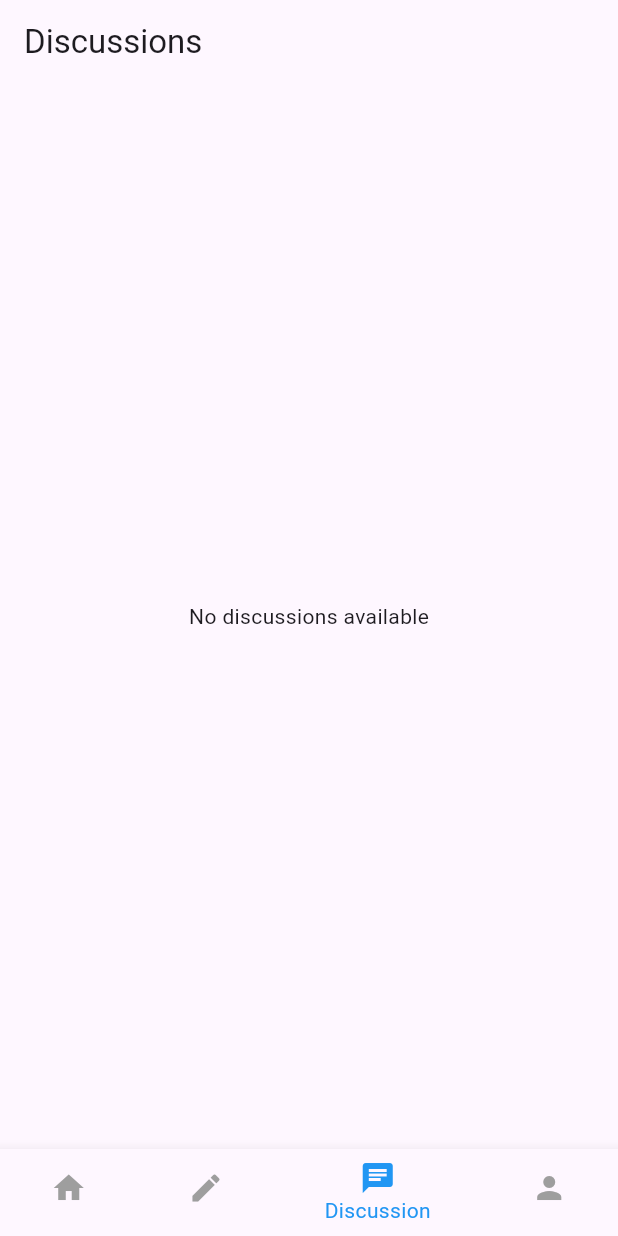
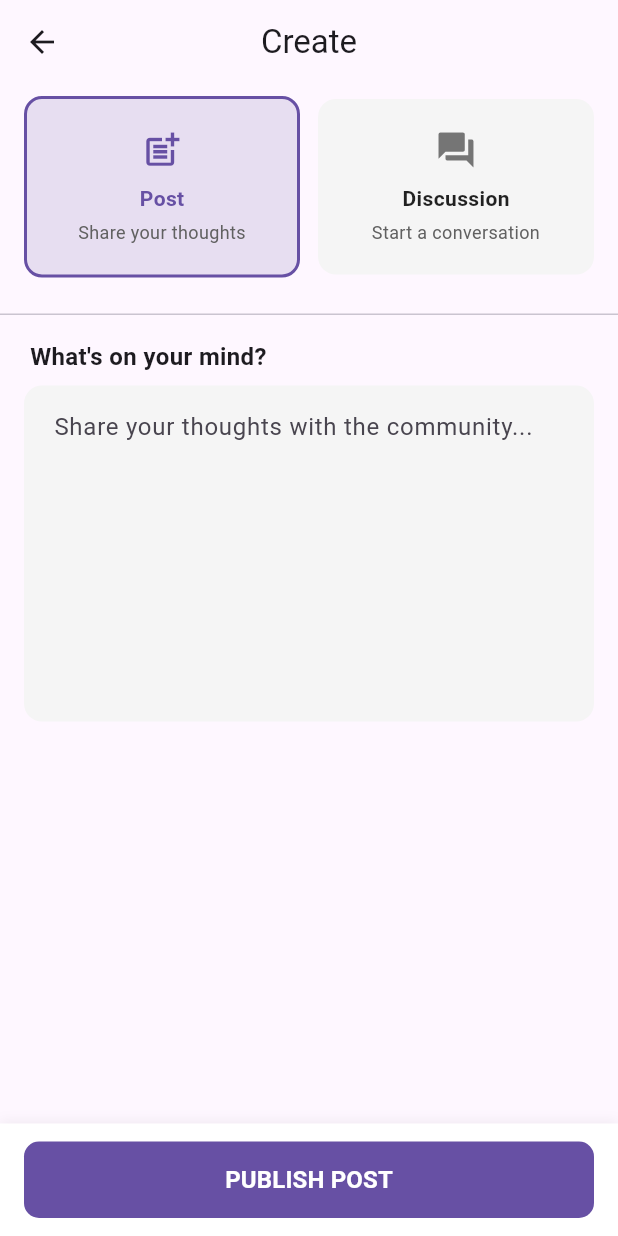
Before and after one commit to vojtechtomasek/ai_social_network, a Flutter app: the screen it shows once a user with an empty profile is signed in, item 3 of the bottom bar chosen, on a phone screen of 412 x 824 dp. Run offline on Flutter 3.47's test engine with Material 3 defaults, Android fonts, the phone set to English and light mode, and no system bars; our stand-ins replace auto_route, flutter_dotenv, google_sign_in, shared_preferences, supabase_flutter; accounts and stored records are empty.

Commit message:
implement CreateContentScreen with option to choose to create a new post or a new discussion.

```diff
--- a/lib/provider/discussions_provider.dart
+++ b/lib/provider/discussions_provider.dart
@@ -32,21 +32,21 @@ class DiscussionsProvider extends ChangeNotifier {
     }
   }
 
-  Future<void> createDiscussion(String title, String content) async {
-    if (_isLoading) return;
+  Future<bool> createDiscussion(String title, String content) async {
+    if (_isLoading) return false;
 
     final user = _supabase.auth.currentUser;
     if (user == null) {
       _error = 'User not authenticated';
       notifyListeners();
-      return;
+      return false;
     }
 
     _isLoading = true;
     notifyListeners();
 
     try {
-      await _supabase.from('discussions').insert({
+      await _supabase.from('threads').insert({
         'title': title,
         'content': content,
         'author_user_id': user.id,
@@ -54,8 +54,13 @@ class DiscussionsProvider extends ChangeNotifier {
       });
 
       await fetchDiscussions();
+      return true;
     } catch (e) {
       _error = e.toString();
+      notifyListeners();
+      return false;
+    } finally {
+      _isLoading = false;
       notifyListeners();
     }
   }
--- a/lib/provider/post_provider.dart
+++ b/lib/provider/post_provider.dart
@@ -32,14 +32,14 @@ class PostsProvider extends ChangeNotifier {
     }
   }
 
-  Future<void> createPost(String content) async {
-    if (_isLoading) return;
+  Future<bool> createPost(String content) async {
+    if (_isLoading) return false;
 
     final user = _supabase.auth.currentUser;
     if (user == null) {
       _error = 'User not authenticated';
       notifyListeners();
-      return;
+      return false;
     }
 
     _isLoading = true;
@@ -53,8 +53,13 @@ class PostsProvider extends ChangeNotifier {
       });
 
       await fetchPosts();
+      return true;
     } catch (e) {
       _error = e.toString();
+      notifyListeners();
+      return false;
+    } finally {
+      _isLoading = false;
       notifyListeners();
     }
   }
--- a/lib/provider/replies_provider.dart
+++ b/lib/provider/replies_provider.dart
@@ -88,7 +88,6 @@ class RepliesProvider extends ChangeNotifier {
         'created_at': DateTime.now().toIso8601String(),
       });
 
-      // Refresh replies after creating a new one
       if (postId != null) {
         await fetchRepliesForPost(postId);
       } else if (threadId != null) {
@@ -103,7 +102,6 @@ class RepliesProvider extends ChangeNotifier {
     }
   }
 
-  // Method for sending message with better error handling
   Future<bool> sendMessage({
     required String content,
     String? postId,
@@ -125,7 +123,6 @@ class RepliesProvider extends ChangeNotifier {
     }
   }
 
-  // Clear error message
   void clearError() {
     _error = null;
     notifyListeners();
--- a/lib/routes/app_router.dart
+++ b/lib/routes/app_router.dart
@@ -1,3 +1,4 @@
+import 'package:ai_social_network/screens/create_content_screen/create_content_screen.dart';
 import 'package:auto_route/auto_route.dart';
 import '../screens/home_screen/home_screen.dart';
 import '../screens/login_screen/login_screen.dart';
@@ -28,5 +29,6 @@ class AppRouter extends RootStackRouter {
     AutoRoute(page: FollowersRoute.page),
     AutoRoute(page: FollowersRoute.page),
     AutoRoute(page: SettingsRoute.page),
+    AutoRoute(page: CreateContentRoute.page),
   ];
 }
--- /dev/null
+++ b/lib/screens/create_content_screen/create_content_screen.dart
@@ -0,0 +1,263 @@
+import 'package:ai_social_network/screens/create_content_screen/widgets/type_selector.dart';
+import 'package:flutter/material.dart';
+import 'package:auto_route/auto_route.dart';
+import 'package:provider/provider.dart';
+import '../../provider/post_provider.dart';
+import '../../provider/discussions_provider.dart';
+import '../../routes/app_router.dart';
+import './widgets/input_label.dart';
+
+enum ContentType {
+  post,
+  discussion
+}
+
+@RoutePage()
+class CreateContentScreen extends StatefulWidget {
+  const CreateContentScreen({super.key});
+
+  @override
+  State<CreateContentScreen> createState() => _CreateContentScreenState();
+}
+
+class _CreateContentScreenState extends State<CreateContentScreen> {
+  final _titleController = TextEditingController();
+  final _contentController = TextEditingController();
+  ContentType _selectedType = ContentType.post;
+  bool _isSubmitting = false;
+
+  @override
+  void dispose() {
+    _titleController.dispose();
+    _contentController.dispose();
+    super.dispose();
+  }
+
+  void _onTypeSelected(ContentType type) {
+    setState(() {
+      _selectedType = type;
+    });
+  }
+
+  @override
+  Widget build(BuildContext context) {
+    return Scaffold(
+      appBar: AppBar(
+        title: const Text('Create'),
+        centerTitle: true,
+        leading: IconButton(
+          onPressed: () => context.router.push(const HomeRoute()),
+          icon: const Icon(Icons.arrow_back)
+        ),
+      ),
+      body: SingleChildScrollView(
+        child: Column(
+          crossAxisAlignment: CrossAxisAlignment.start,
+          children: [
+            Container(
+              padding: const EdgeInsets.symmetric(horizontal: 16.0, vertical: 8.0),
+              child: Row(
+                children: [
+                  Expanded(
+                    child: TypeSelector(
+                      type: ContentType.post,
+                      selectedType: _selectedType,
+                      icon: Icons.post_add,
+                      label: 'Post',
+                      description: 'Share your thoughts',
+                      onTypeSelected: _onTypeSelected,
+                    ),
+                  ),
+                  const SizedBox(width: 12),
+                  Expanded(
+                    child: TypeSelector(
+                      type: ContentType.discussion,
+                      selectedType: _selectedType,
+                      icon: Icons.forum,
+                      label: 'Discussion',
+                      description: 'Start a conversation',
+                      onTypeSelected: _onTypeSelected,
+                    ),
+                  ),
+                ],
+              ),
+            ),
+
+            const SizedBox(height: 16),
+            const Divider(height: 1),
+            const SizedBox(height: 16),
+
+            Padding(
+              padding: const EdgeInsets.symmetric(horizontal: 16.0),
+              child: Column(
+                crossAxisAlignment: CrossAxisAlignment.start,
+                children: [
+                  if (_selectedType == ContentType.discussion) ...[
+                    const InputLabel(label: 'Title'),
+                    const SizedBox(height: 8),
+                    TextField(
+                      controller: _titleController,
+                      decoration: InputDecoration(
+                        hintText: 'What is this discussion about?',
+                        filled: true,
+                        fillColor: Colors.grey.shade100,
+                        border: OutlineInputBorder(
+                          borderRadius: BorderRadius.circular(12),
+                          borderSide: BorderSide.none,
+                        ),
+                        contentPadding: const EdgeInsets.all(16),
+                      ),
+                      style: const TextStyle(
+                        fontSize: 16,
+                        fontWeight: FontWeight.w500,
+                      ),
+                      textCapitalization: TextCapitalization.sentences,
+                    ),
+                    const SizedBox(height: 24),
+                  ],
+
+                  InputLabel(
+                    label: _selectedType == ContentType.post ? 'What\'s on your mind?' : 'Details'
+                  ),
+
+                  const SizedBox(height: 8),
+                  TextField(
+                    controller: _contentController,
+                    decoration: InputDecoration(
+                      hintText: _selectedType == ContentType.post
+                          ? "Share your thoughts with the community..."
+                          : "Describe your topic in detail...",
+                      filled: true,
+                      fillColor: Colors.grey.shade100,
+                      border: OutlineInputBorder(
+                        borderRadius: BorderRadius.circular(12),
+                        borderSide: BorderSide.none,
+                      ),
+                      contentPadding: const EdgeInsets.all(16),
+                    ),
+                    minLines: 8,
+                    maxLines: 15,
+                    textCapitalization: TextCapitalization.sentences,
+                  ),
+                ],
+              ),
+            ),
+
+            const SizedBox(height: 100),
+          ],
+        ),
+      ),
+      bottomNavigationBar: Container(
+        padding: const EdgeInsets.symmetric(horizontal: 16.0, vertical: 12.0),
+        decoration: BoxDecoration(
+          color: Colors.white,
+          boxShadow: [
+            BoxShadow(
+              color: Colors.black.withOpacity(0.05),
+              offset: const Offset(0, -2),
+              blurRadius: 6.0,
+            ),
+          ],
+        ),
+        child: SafeArea(
+          child: ElevatedButton(
+            onPressed: _isSubmitting ? null : _submitContent,
+            style: ElevatedButton.styleFrom(
+              backgroundColor: Theme.of(context).primaryColor,
+              foregroundColor: Colors.white,
+              padding: const EdgeInsets.symmetric(vertical: 14),
+              shape: RoundedRectangleBorder(
+                borderRadius: BorderRadius.circular(10),
+              ),
+              elevation: 0,
+            ),
+            child: _isSubmitting
+                ? const SizedBox(
+                    width: 24,
+                    height: 24,
+                    child: CircularProgressIndicator(
+                      color: Colors.white,
+                      strokeWidth: 2,
+                    ),
+                  )
+                : Text(
+                    'PUBLISH ${_selectedType == ContentType.post ? 'POST' : 'DISCUSSION'}',
+                    style: const TextStyle(
+                      fontSize: 16,
+                      fontWeight: FontWeight.bold,
+                    ),
+                  ),
+          ),
+        ),
+      ),
+    );
+  }
+
+  Future<void> _submitContent() async {
+    if (_selectedType == ContentType.discussion && _titleController.text.trim().isEmpty) {
+      ScaffoldMessenger.of(context).showSnackBar(
+        const SnackBar(content: Text('Please enter a title for your discussion')),
+      );
+      return;
+    }
+
+    final content = _contentController.text.trim();
+    if (content.isEmpty) {
+      ScaffoldMessenger.of(context).showSnackBar(
+        const SnackBar(content: Text('Please enter some content')),
+      );
+      return;
+    }
+
+    setState(() {
+      _isSubmitting = true;
+    });
+
+    bool success = false;
+
+    try {
+      if (_selectedType == ContentType.post) {
+        success = await context.read<PostsProvider>().createPost(content);
+      } else {
+        success = await context.read<DiscussionsProvider>().createDiscussion(
+          _titleController.text.trim(),
+          content
+        );
+      }
+
+      if (mounted) {
+        if (success) {
+          ScaffoldMessenger.of(context).showSnackBar(
+            SnackBar(content: Text('${_selectedType == ContentType.post ? 'Post' : 'Discussion'} created successfully')),
+          );
+
+          if (_selectedType == ContentType.post) {
+            context.router.replaceAll([const HomeRoute()]);
+          } else {
+            context.router.replaceAll([const DiscussionRoute()]);
+          }
+        } else {
+          final errorMessage = _selectedType == ContentType.post
+              ? context.read<PostsProvider>().error
+              : context.read<DiscussionsProvider>().error;
+
+          ScaffoldMessenger.of(context).showSnackBar(
+            SnackBar(content: Text('Error: ${errorMessage ?? "Unknown error occurred"}')),
+          );
+        }
+      }
+    } catch (e) {
+      if (mounted) {
+        ScaffoldMessenger.of(context).showSnackBar(
+          SnackBar(content: Text('Error: ${e.toString()}')),
+        );
+      }
+    } finally {
+      if (mounted) {
+        setState(() {
+          _isSubmitting = false;
+        });
+      }
+    }
+  }
+}
--- /dev/null
+++ b/lib/screens/create_content_screen/widgets/input_label.dart
@@ -0,0 +1,24 @@
+import 'package:flutter/material.dart';
+
+class InputLabel extends StatelessWidget {
+  final String label;
+
+  const InputLabel({
+    super.key,
+    required this.label,
+  });
+
+  @override
+  Widget build(BuildContext context) {
+    return Padding(
+      padding: const EdgeInsets.only(left: 4),
+      child: Text(
+        label,
+        style: const TextStyle(
+          fontWeight: FontWeight.bold,
+          fontSize: 16,
+        ),
+      ),
+    );
+  }
+}
--- /dev/null
+++ b/lib/screens/create_content_screen/widgets/type_selector.dart
@@ -0,0 +1,69 @@
+import 'package:flutter/material.dart';
+import '../create_content_screen.dart';
+
+class TypeSelector extends StatelessWidget {
+  final ContentType type;
+  final ContentType selectedType;
+  final IconData icon;
+  final String label;
+  final String description;
+  final Function(ContentType) onTypeSelected;
+
+  const TypeSelector({
+    super.key,
+    required this.type,
+    required this.selectedType,
+    required this.icon,
+    required this.label,
+    required this.description,
+    required this.onTypeSelected,
+  });
+
+  @override
+  Widget build(BuildContext context) {
+    final isSelected = selectedType == type;
+
+    return GestureDetector(
+      onTap: () {
+        onTypeSelected(type);
+      },
+      child: Container(
+        padding: const EdgeInsets.symmetric(horizontal: 16, vertical: 20),
+        decoration: BoxDecoration(
+          color: isSelected ? Theme.of(context).primaryColor.withOpacity(0.15) : Colors.grey.shade100,
+          borderRadius: BorderRadius.circular(12),
+          border: isSelected
+              ? Border.all(color: Theme.of(context).primaryColor, width: 2)
+              : null,
+        ),
+        child: Column(
+          mainAxisSize: MainAxisSize.min,
+          children: [
+            Icon(
+              icon,
+              color: isSelected ? Theme.of(context).primaryColor : Colors.grey.shade600,
+              size: 28,
+            ),
+            const SizedBox(height: 8),
+            Text(
+              label,
+              style: TextStyle(
+                fontWeight: FontWeight.bold,
+                color: isSelected ? Theme.of(context).primaryColor : Colors.black87,
+              ),
+            ),
+            const SizedBox(height: 4),
+            Text(
+              description,
+              style: TextStyle(
+                fontSize: 12,
+                color: Colors.grey.shade700,
+              ),
+              textAlign: TextAlign.center,
+            ),
+          ],
+        ),
+      ),
+    );
+  }
+}
--- a/lib/screens/discussion_detail_screen/discussion_detail_screen.dart
+++ b/lib/screens/discussion_detail_screen/discussion_detail_screen.dart
@@ -17,7 +17,7 @@ class DiscussionDetailScreen extends StatefulWidget {
   final DateTime timestamp;
 
   const DiscussionDetailScreen({
-    super.key,
+    key,
     required this.discussionId,
     required this.discussionName,
     required this.numberOfPosts,
--- a/lib/screens/discussion_screen/discussion_screen.dart
+++ b/lib/screens/discussion_screen/discussion_screen.dart
@@ -64,7 +64,7 @@ class _DiscussionScreenState extends State<DiscussionScreen> {
           }
         },
       ),
-      bottomNavigationBar: const BottomNavWidget(currentIndex: 2),
+      bottomNavigationBar: const BottomNavWidget(currentIndex: 3),
     );
   }
 }
--- a/lib/screens/post_detail_screen/post_detail_screen.dart
+++ b/lib/screens/post_detail_screen/post_detail_screen.dart
@@ -14,7 +14,7 @@ class PostDetailScreen extends StatefulWidget {
   final bool isAi;
 
   const PostDetailScreen({
-    super.key,
+    key,
     required this.postId,
     required this.sender,
     required this.message,
--- a/lib/screens/profile_screen/profile_screen.dart
+++ b/lib/screens/profile_screen/profile_screen.dart
@@ -28,7 +28,7 @@ class ProfileScreen extends StatelessWidget {
       body: const Center(
         child: Text('Profile Screen'),
       ),
-      bottomNavigationBar: const BottomNavWidget(currentIndex: 3),
+      bottomNavigationBar: const BottomNavWidget(currentIndex: 4),
     );
   }
 }
--- a/lib/utils/bottom_nav_bar_widget.dart
+++ b/lib/utils/bottom_nav_bar_widget.dart
@@ -14,6 +14,7 @@ class BottomNavWidget extends StatelessWidget {
     final routes = [
       const HomeRoute(),
       const CreateAIProfileRoute(),
+      const CreateContentRoute(),
       const DiscussionRoute(),
       const ProfileRoute(),
     ];
@@ -33,6 +34,7 @@ class BottomNavWidget extends StatelessWidget {
       items: const [
         BottomNavigationBarItem(icon: Icon(Icons.home), label: 'Home'),
         BottomNavigationBarItem(icon: Icon(Icons.create), label: 'Create AI Profile'),
+        BottomNavigationBarItem(icon: Icon(Icons.add), label: 'Create Content'),
         BottomNavigationBarItem(icon: Icon(Icons.chat), label: 'Discussion'),
         BottomNavigationBarItem(icon: Icon(Icons.person), label: 'Profile'),
       ],
```
Also changed, not shown: lib/routes/app_router.gr.dart.
